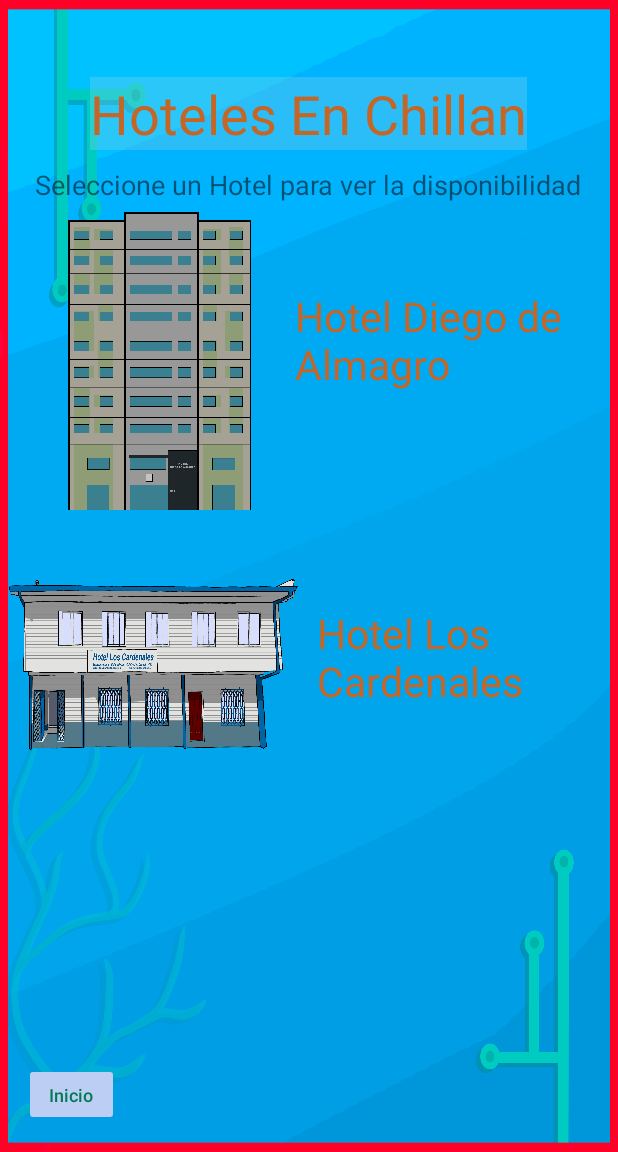
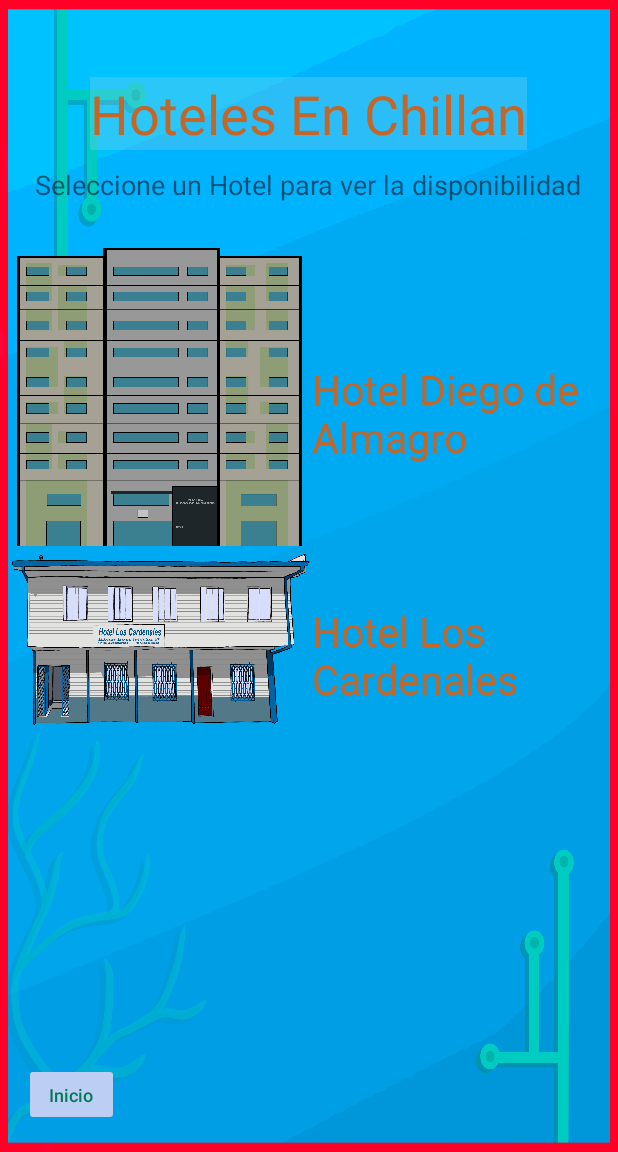
Before and after one commit to JehuCalle/MyAppALC, an Android app: the MainActivity4 screen opened directly, with no data from a screen before it, on a phone screen of 412 x 824 dp, the part 84-1236 px from its top. Run offline under Robolectric (Android 15) with nearby library versions, the phone set to English and light mode, and no system bars.

Commit message:
Agregado ScrollView y Base de datos FireBase

```diff
--- a/app/build.gradle
+++ b/app/build.gradle
@@ -1,4 +1,5 @@
 apply plugin: 'com.android.application'
+apply plugin: 'com.google.gms.google-services'
 
 android {
     compileSdkVersion 30
@@ -27,6 +28,8 @@ dependencies {
     implementation 'androidx.appcompat:appcompat:1.2.0'
     implementation 'androidx.constraintlayout:constraintlayout:2.0.1'
     implementation 'com.google.android.gms:play-services-maps:17.0.0'
+    implementation platform('com.google.firebase:firebase-bom:26.0.0')
+    implementation("com.google.firebase:firebase-database:16.0.1")
     testImplementation 'junit:junit:4.12'
     androidTestImplementation 'androidx.test.ext:junit:1.1.2'
     androidTestImplementation 'androidx.test.espresso:espresso-core:3.3.0'
--- a/app/src/main/res/layout/activity_main4.xml
+++ b/app/src/main/res/layout/activity_main4.xml
@@ -45,6 +45,50 @@
         app:layout_constraintVertical_bias="0.976" />
 
     <TextView
+        android:id="@+id/textView3"
+        android:layout_width="wrap_content"
+        android:layout_height="wrap_content"
+        android:text="Seleccione un Hotel para ver la disponibilidad"
+        android:textSize="18sp"
+        app:layout_constraintBottom_toBottomOf="parent"
+        app:layout_constraintEnd_toEndOf="parent"
+        app:layout_constraintHorizontal_bias="0.49"
+        app:layout_constraintStart_toStartOf="parent"
+        app:layout_constraintTop_toTopOf="parent"
+        app:layout_constraintVertical_bias="0.149" />
+
+    <ScrollView
+        android:layout_width="406dp"
+        android:layout_height="510dp"
+        android:orientation="vertical"
+        app:layout_constraintBottom_toBottomOf="parent"
+        app:layout_constraintEnd_toEndOf="parent"
+        app:layout_constraintHorizontal_bias="1.0"
+        app:layout_constraintStart_toStartOf="parent"
+        app:layout_constraintTop_toTopOf="parent"
+        app:layout_constraintVertical_bias="0.631">
+
+        <LinearLayout
+            android:layout_width="406dp"
+            android:layout_height="510dp"
+            android:orientation="vertical">
+            <LinearLayout
+                android:layout_width="match_parent"
+                android:layout_height="match_parent">
+
+                <Button
+                    android:id="@+id/BtnHotel1"
+                    android:layout_width="202dp"
+                    android:layout_height="203dp"
+                    android:background="@drawable/hoteldiegodealmagro"
+                    app:layout_constraintBottom_toBottomOf="parent"
+                    app:layout_constraintEnd_toEndOf="parent"
+                    app:layout_constraintHorizontal_bias="0.149"
+                    app:layout_constraintStart_toStartOf="parent"
+                    app:layout_constraintTop_toTopOf="parent"
+                    app:layout_constraintVertical_bias="0.246" />
+
+                <TextView
                     android:id="@+id/TxtVwHotel1"
                     android:layout_width="199dp"
                     android:layout_height="112dp"
@@ -60,35 +104,15 @@
                     app:layout_constraintStart_toStartOf="parent"
                     app:layout_constraintTop_toTopOf="parent"
                     app:layout_constraintVertical_bias="0.293" />
+            </LinearLayout>
 
-    <TextView
-        android:id="@+id/textView3"
-        android:layout_width="wrap_content"
-        android:layout_height="wrap_content"
-        android:text="Seleccione un Hotel para ver la disponibilidad"
-        android:textSize="18sp"
-        app:layout_constraintBottom_toBottomOf="parent"
-        app:layout_constraintEnd_toEndOf="parent"
-        app:layout_constraintHorizontal_bias="0.49"
-        app:layout_constraintStart_toStartOf="parent"
-        app:layout_constraintTop_toTopOf="parent"
-        app:layout_constraintVertical_bias="0.149" />
-
-    <Button
-        android:id="@+id/BtnHotel1"
-        android:layout_width="130dp"
-        android:layout_height="203dp"
-        android:background="@drawable/hoteldiegodealmagro"
-        app:layout_constraintBottom_toBottomOf="parent"
-        app:layout_constraintEnd_toEndOf="parent"
-        app:layout_constraintHorizontal_bias="0.149"
-        app:layout_constraintStart_toStartOf="parent"
-        app:layout_constraintTop_toTopOf="parent"
-        app:layout_constraintVertical_bias="0.246" />
+            <LinearLayout
+                android:layout_width="match_parent"
+                android:layout_height="match_parent">
 
                 <Button
                     android:id="@+id/BtnHotel2"
-        android:layout_width="196dp"
+                    android:layout_width="202dp"
                     android:layout_height="119dp"
                     android:background="@drawable/hotelloscardenales"
                     app:layout_constraintBottom_toBottomOf="parent"
@@ -100,7 +124,7 @@
 
                 <TextView
                     android:id="@+id/textView5"
-        android:layout_width="152dp"
+                    android:layout_width="180dp"
                     android:layout_height="75dp"
                     android:text="Hotel Los Cardenales"
                     android:textAlignment="gravity"
@@ -114,5 +138,9 @@
                     app:layout_constraintStart_toStartOf="parent"
                     app:layout_constraintTop_toTopOf="parent"
                     app:layout_constraintVertical_bias="0.582" />
+            </LinearLayout>
+
+        </LinearLayout>
+    </ScrollView>
 
 </androidx.constraintlayout.widget.ConstraintLayout>
--- a/build.gradle
+++ b/build.gradle
@@ -6,6 +6,7 @@ buildscript {
     }
     dependencies {
         classpath "com.android.tools.build:gradle:4.0.1"
+        classpath 'com.google.gms:google-services:4.3.4'
 
         // NOTE: Do not place your application dependencies here; they belong
         // in the individual module build.gradle files
```
Also changed, not shown: app/src/main/java/cl/alc/myappalc/MainActivity3.java (+38 -4 lines), app/src/main/java/cl/alc/myappalc/Modelo/Usuarios.java (added, +71 -0 lines), app/src/main/res/layout/activity_main.xml (+10 -10 lines), app/src/main/res/layout/activity_main3.xml (+47 -63 lines), app/src/main/res/layout/activity_main5.xml (+55 -25 lines), 1 other file. Lines whose indentation alone changed are shown as unchanged.
